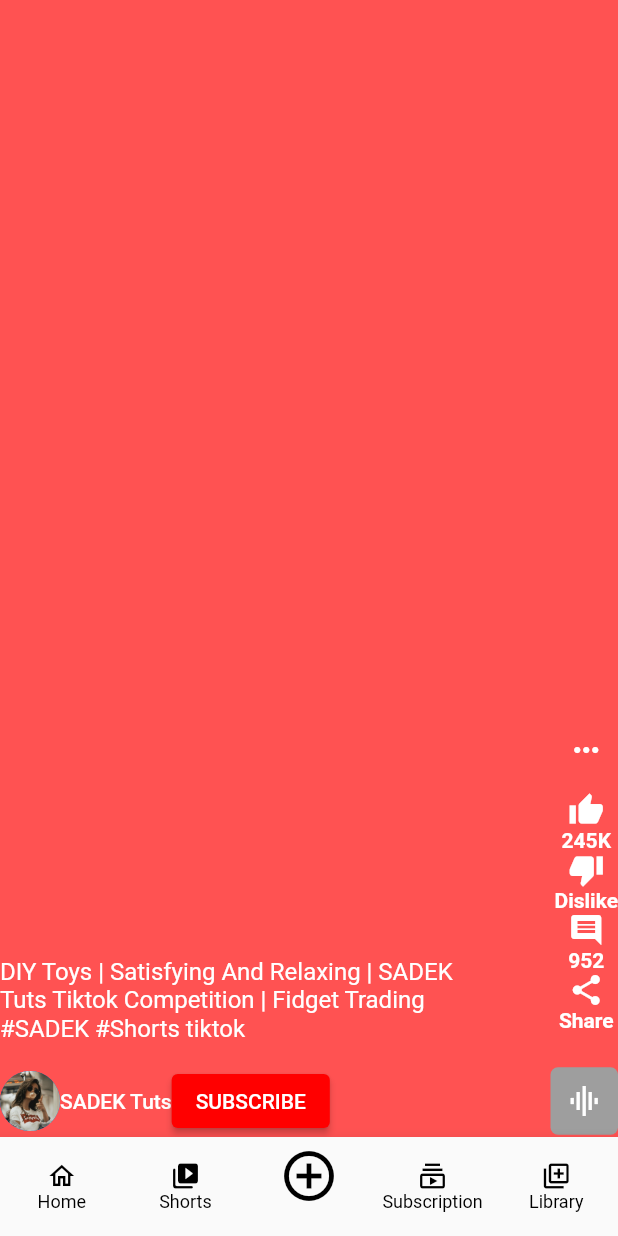
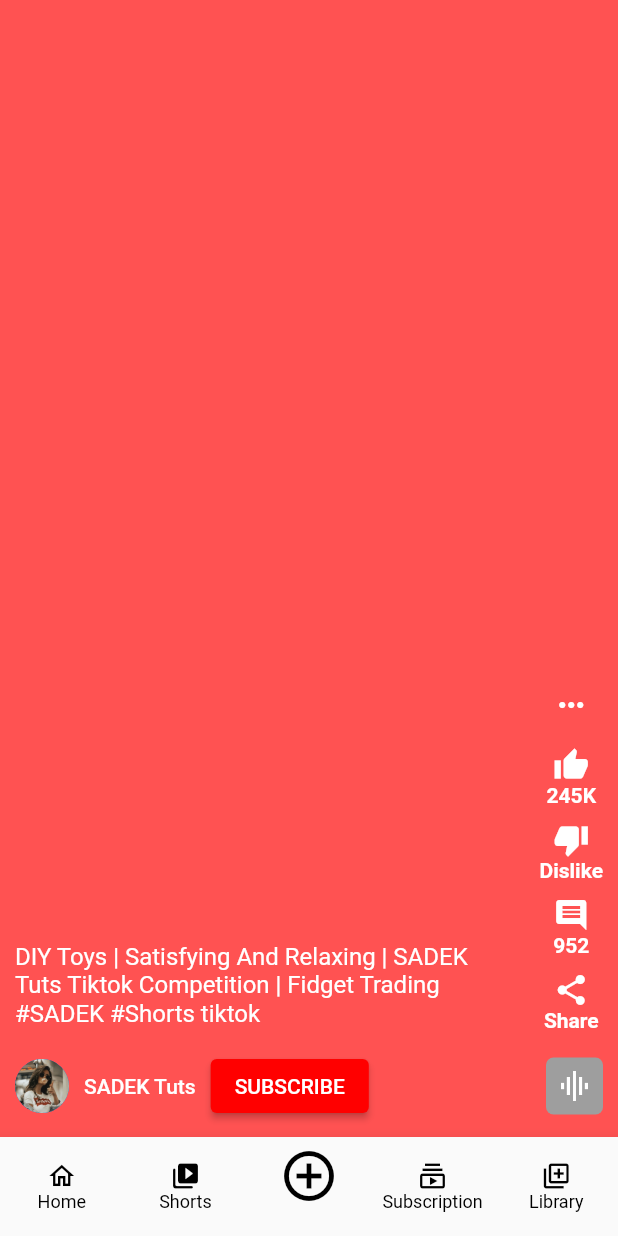
Before and after one commit to zajiim/youtube, a Flutter app: the screen it shows after launch, item 2 of the bottom bar chosen, on a phone screen of 412 x 824 dp. Run offline on Flutter 3.47's test engine with Material 2 defaults, Android fonts, the phone set to English and light mode, and no system bars.

Commit message:
Changes in Shorts screen

```diff
--- a/lib/presentation/shorts/shorts_screen.dart
+++ b/lib/presentation/shorts/shorts_screen.dart
@@ -1,7 +1,6 @@
 import "package:flutter/material.dart";
 
 import 'widgets/shorts_video_widget.dart';
-
 
 class ShortsScreen extends StatelessWidget {
   const ShortsScreen({super.key});
@@ -13,7 +12,9 @@ class ShortsScreen extends StatelessWidget {
         child: PageView(
           scrollDirection: Axis.vertical,
           children: List.generate(10, (index) {
-            return  ShortsVideoWidget(index: index,);
+            return ShortsVideoWidget(
+              index: index,
+            );
           }),
         ),
       ),
--- a/lib/presentation/shorts/widgets/bottom_part_widget.dart
+++ b/lib/presentation/shorts/widgets/bottom_part_widget.dart
@@ -1,8 +1,7 @@
 import "package:flutter/material.dart";
+import 'package:youtube_clone/core/sizers.dart';
 
 import '../../../core/constants.dart';
-
-
 
 class BottomPartWidget extends StatelessWidget {
   const BottomPartWidget({
@@ -11,13 +10,17 @@ class BottomPartWidget extends StatelessWidget {
 
   @override
   Widget build(BuildContext context) {
-    return Row(
+    return Padding(
+      padding: const EdgeInsets.only(bottom: 10),
+      child: Row(
         children: [
           const CircleAvatar(
+            radius: 18,
             foregroundImage: AssetImage(
               'assets/images/avatar.jpg',
             ),
           ),
+          k10Width,
           const Text(
             "SADEK Tuts",
             style: TextStyle(
@@ -25,6 +28,7 @@ class BottomPartWidget extends StatelessWidget {
               fontWeight: FontWeight.w500,
             ),
           ),
+          k10Width,
           ElevatedButton(
             style: ButtonStyle(
               backgroundColor: MaterialStateProperty.all(
@@ -39,18 +43,19 @@ class BottomPartWidget extends StatelessWidget {
           ),
           const Spacer(),
           Container(
-          height: 45,
-          width: 45,
+            height: 38,
+            width: 38,
             decoration: BoxDecoration(
               color: kGreyColor,
               borderRadius: BorderRadius.circular(5),
             ),
-          child:const Icon(
+            child: const Icon(
               Icons.graphic_eq,
               color: kWhiteColor,
             ),
           ),
         ],
+      ),
     );
   }
 }
--- a/lib/presentation/shorts/widgets/individual_button_right_part_widget.dart
+++ b/lib/presentation/shorts/widgets/individual_button_right_part_widget.dart
@@ -1,5 +1,6 @@
 // ignore_for_file: public_member_api_docs, sort_constructors_first
 import "package:flutter/material.dart";
+import 'package:youtube_clone/core/sizers.dart';
 
 import '../../../core/constants.dart';
 
@@ -22,8 +23,10 @@ class IndividualButtonRightPartWidget extends StatelessWidget {
         ),
         Text(
           subtitle.toString(),
-          style:const TextStyle(color: kWhiteColor, fontWeight: FontWeight.w600),
+          style:
+              const TextStyle(color: kWhiteColor, fontWeight: FontWeight.w600),
         ),
+
       ],
     );
   }
--- a/lib/presentation/shorts/widgets/shorts_video_widget.dart
+++ b/lib/presentation/shorts/widgets/shorts_video_widget.dart
@@ -1,6 +1,7 @@
 // ignore_for_file: public_member_api_docs, sort_constructors_first
 import "package:flutter/material.dart";
 import 'package:youtube_clone/core/constants.dart';
+import 'package:youtube_clone/core/sizers.dart';
 
 import 'bottom_part_widget.dart';
 import 'individual_button_right_part_widget.dart';
@@ -23,6 +24,8 @@ class ShortsVideoWidget extends StatelessWidget {
         Positioned(
           left: 0,
           bottom: 50,
+          child: Padding(
+            padding: const EdgeInsets.only(left: 10, bottom: 10),
             child: SizedBox(
               width: screenDimension.width * 0.75,
               height: 70,
@@ -37,13 +40,19 @@ class ShortsVideoWidget extends StatelessWidget {
               ),
             ),
           ),
+        ),
         const Align(
           alignment: Alignment.bottomCenter,
+          child: Padding(
+            padding: EdgeInsets.only(left: 10, right: 10),
             child: BottomPartWidget(),
+          ),
         ),
         Positioned(
           bottom: 70,
           right: 0,
+          child: Padding(
+            padding: const EdgeInsets.only(right: 10),
             child: Column(
               children: const [
                 IndividualButtonRightPartWidget(
@@ -54,14 +63,17 @@ class ShortsVideoWidget extends StatelessWidget {
                   icon: Icons.thumb_up,
                   subtitle: "245K",
                 ),
+                k10Height,
                 IndividualButtonRightPartWidget(
                   icon: Icons.thumb_down,
                   subtitle: "Dislike",
                 ),
+                k10Height,
                 IndividualButtonRightPartWidget(
                   icon: Icons.comment,
                   subtitle: "952",
                 ),
+                k10Height,
                 IndividualButtonRightPartWidget(
                   icon: Icons.share,
                   subtitle: "Share",
@@ -69,6 +81,7 @@ class ShortsVideoWidget extends StatelessWidget {
               ],
             ),
           ),
+        ),
       ],
     );
   }
```
Lines whose indentation alone changed are shown as unchanged.
